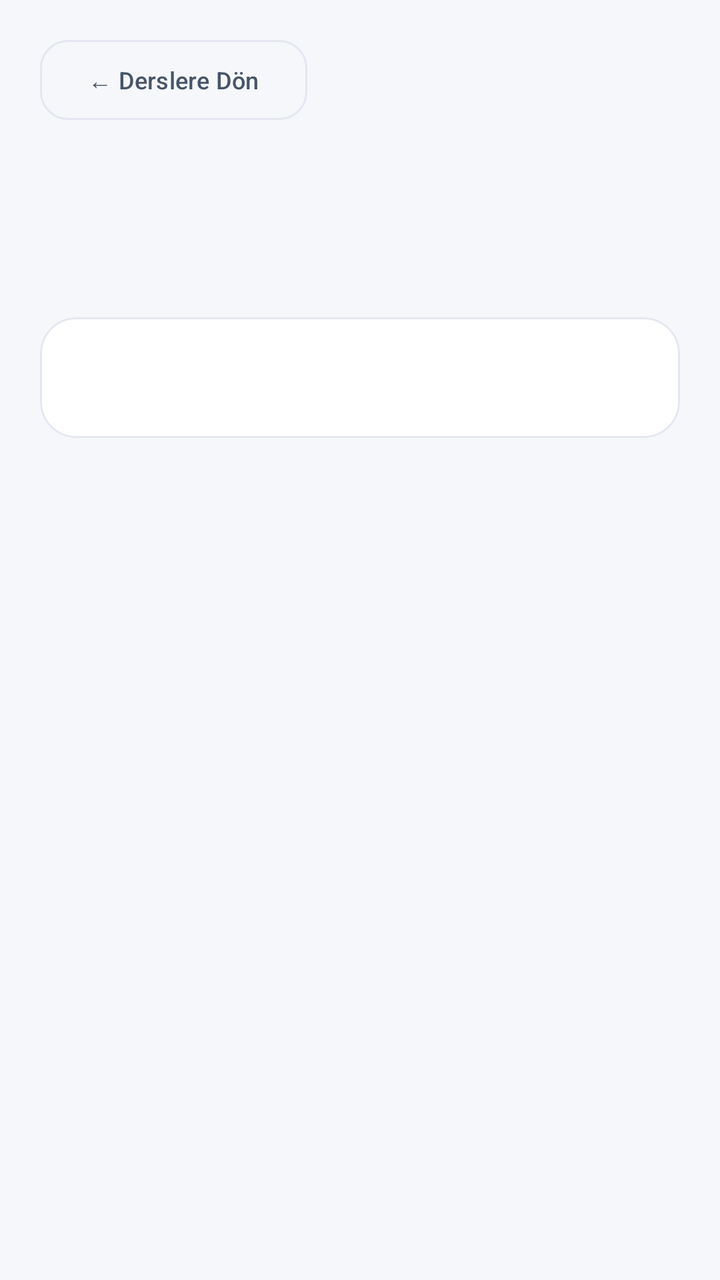
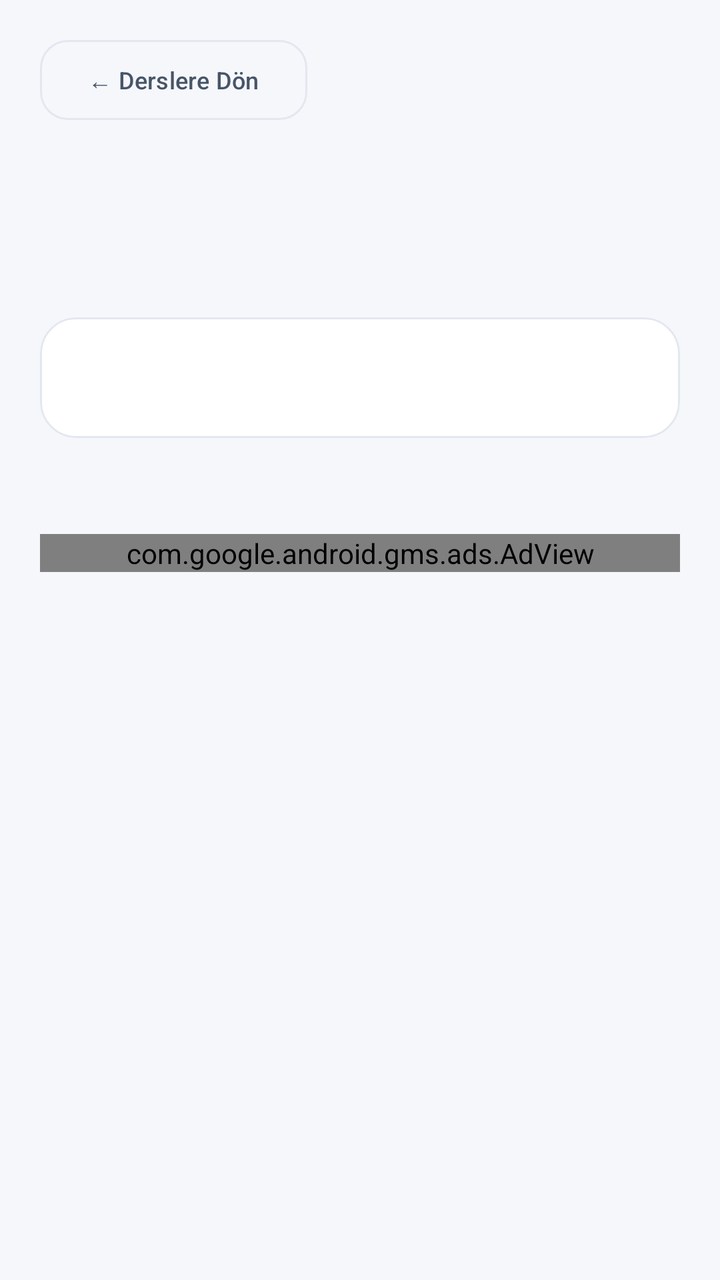

Before-and-after screenshots of an Android layout around one commit, followed by the original layout XML and the change that was made.
<!-- AndroidManifest.xml: application theme Theme.Lexio -->
<!-- res/layout/layout_study_detail.xml -->
<?xml version="1.0" encoding="utf-8"?>
<ScrollView xmlns:android="http://schemas.android.com/apk/res/android"
    xmlns:app="http://schemas.android.com/apk/res-auto"
    android:layout_width="match_parent"
    android:layout_height="match_parent"
    android:fillViewport="true"
    android:background="@color/bg_dark">

    <LinearLayout
        android:layout_width="match_parent"
        android:layout_height="wrap_content"
        android:orientation="vertical"
        android:padding="20dp">

        
        <Button
            android:id="@+id/btnBackToStudyPortal"
            android:layout_width="wrap_content"
            android:layout_height="40dp"
            android:text="@string/study_detail_back"
            android:textColor="@color/text_secondary"
            android:textSize="12sp"
            android:backgroundTint="@color/transparent"
            app:strokeColor="@color/card_border"
            app:strokeWidth="1dp"
            android:insetTop="0dp"
            android:insetBottom="0dp"
            app:cornerRadius="14dp" />

        
        <TextView
            android:id="@+id/tvStudyDetailTitle"
            android:layout_width="match_parent"
            android:layout_height="wrap_content"
            android:layout_marginTop="20dp"
            android:textColor="@color/text_primary"
            android:textSize="26sp"
            android:textStyle="bold" />

        <TextView
            android:id="@+id/tvStudyDetailCategory"
            android:layout_width="wrap_content"
            android:layout_height="wrap_content"
            android:layout_marginTop="6dp"
            android:textColor="@color/accent_primary"
            android:textSize="13sp"
            android:textStyle="bold" />

        <TextView
            android:id="@+id/tvStudyDetailReference"
            android:layout_width="match_parent"
            android:layout_height="wrap_content"
            android:layout_marginTop="4dp"
            android:textColor="@color/text_muted"
            android:textSize="12sp"
            android:visibility="gone" />

        
        <com.google.android.material.card.MaterialCardView
            android:layout_width="match_parent"
            android:layout_height="wrap_content"
            android:layout_marginTop="20dp"
            android:layout_marginBottom="32dp"
            app:cardBackgroundColor="@color/card_bg"
            app:cardCornerRadius="18dp"
            app:cardElevation="0dp"
            app:strokeColor="@color/card_border"
            app:strokeWidth="1dp">

            <LinearLayout
                android:layout_width="match_parent"
                android:layout_height="wrap_content"
                android:orientation="vertical"
                android:padding="20dp">

                <TextView
                    android:id="@+id/tvStudyDetailContent"
                    android:layout_width="match_parent"
                    android:layout_height="wrap_content"
                    android:textColor="@color/text_secondary"
                    android:textSize="15sp"
                    android:lineSpacingMultiplier="1.35" />

            </LinearLayout>
        </com.google.android.material.card.MaterialCardView>

        <TextView
            android:id="@+id/tvStudyQuizHeader"
            android:layout_width="match_parent"
            android:layout_height="wrap_content"
            android:text="@string/study_quiz_header"
            android:textColor="@color/text_primary"
            android:textSize="20sp"
            android:textStyle="bold"
            android:visibility="gone" />

        <LinearLayout
            android:id="@+id/llStudyQuizContainer"
            android:layout_width="match_parent"
            android:layout_height="wrap_content"
            android:orientation="vertical"
            android:paddingBottom="32dp" />

    </LinearLayout>
</ScrollView>
<!-- resources referenced by this layout -->
<resources>
  <color name="accent_primary">#f97316</color>
  <color name="bg_dark">#F6F7FB</color>
  <color name="card_bg">#FFFFFF</color>
  <color name="card_border">#E3E7F0</color>
  <color name="text_muted">#64748B</color>
  <color name="text_primary">#0F172A</color>
  <color name="text_secondary">#475569</color>
  <color name="transparent">#00000000</color>
  <string name="study_detail_back">← Derslere Dön</string>
  <string name="study_quiz_header">Kendini Test Et</string>
  <style name="Theme.Lexio" parent="Theme.Material3.DayNight.NoActionBar">
          <item name="android:windowBackground">@color/bg_dark</item>
          <item name="android:statusBarColor">@color/bg_dark</item>
          <item name="android:navigationBarColor">@color/bg_dark</item>
          <item name="android:windowLightStatusBar">true</item>
          <item name="android:windowLightNavigationBar">true</item>
          <item name="colorPrimary">@color/accent_primary</item>
          <item name="colorSecondary">@color/accent_secondary</item>
      </style>
  <color name="accent_secondary">#ea580c</color>
</resources>

<!-- the commit's change to res/layout/layout_study_detail.xml (unified diff, before → after) -->
@@ -99,7 +99,16 @@
             android:layout_width="match_parent"
             android:layout_height="wrap_content"
             android:orientation="vertical"
-            android:paddingBottom="32dp" />
+            android:paddingBottom="16dp" />
+
+        
+        <com.google.android.gms.ads.AdView
+            android:id="@+id/adView"
+            android:layout_width="match_parent"
+            android:layout_height="wrap_content"
+            android:layout_gravity="center"
+            app:adSize="BANNER"
+            app:adUnitId="ca-app-pub-4674211063760769/4886149685" />
 
     </LinearLayout>
 </ScrollView>
